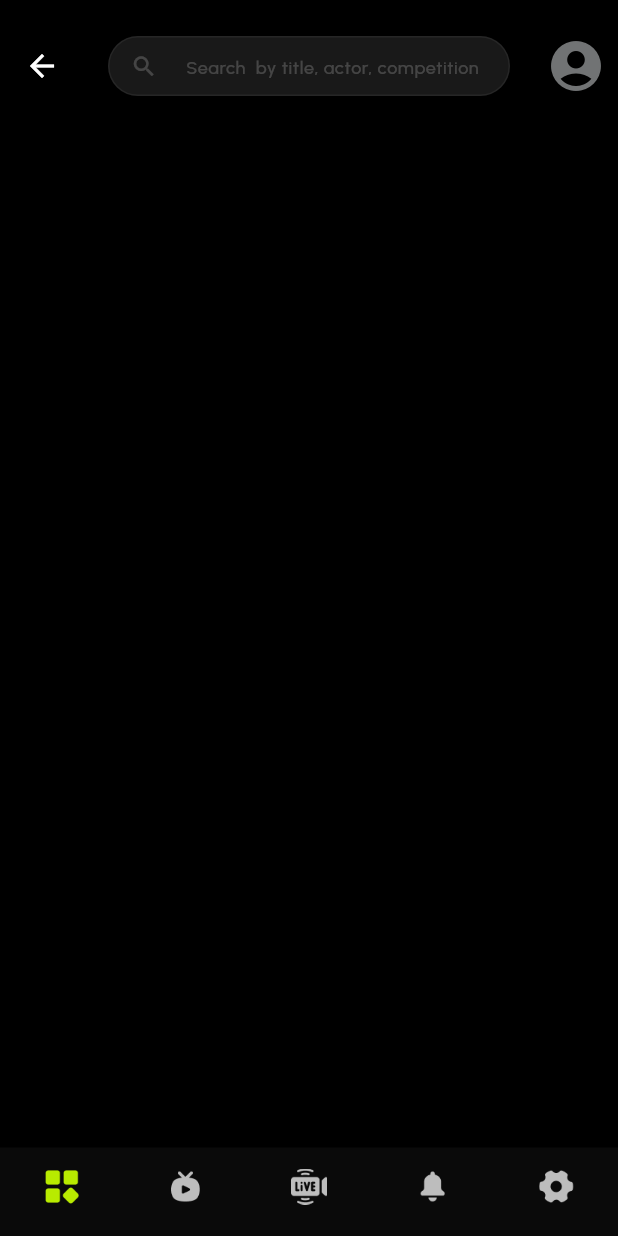
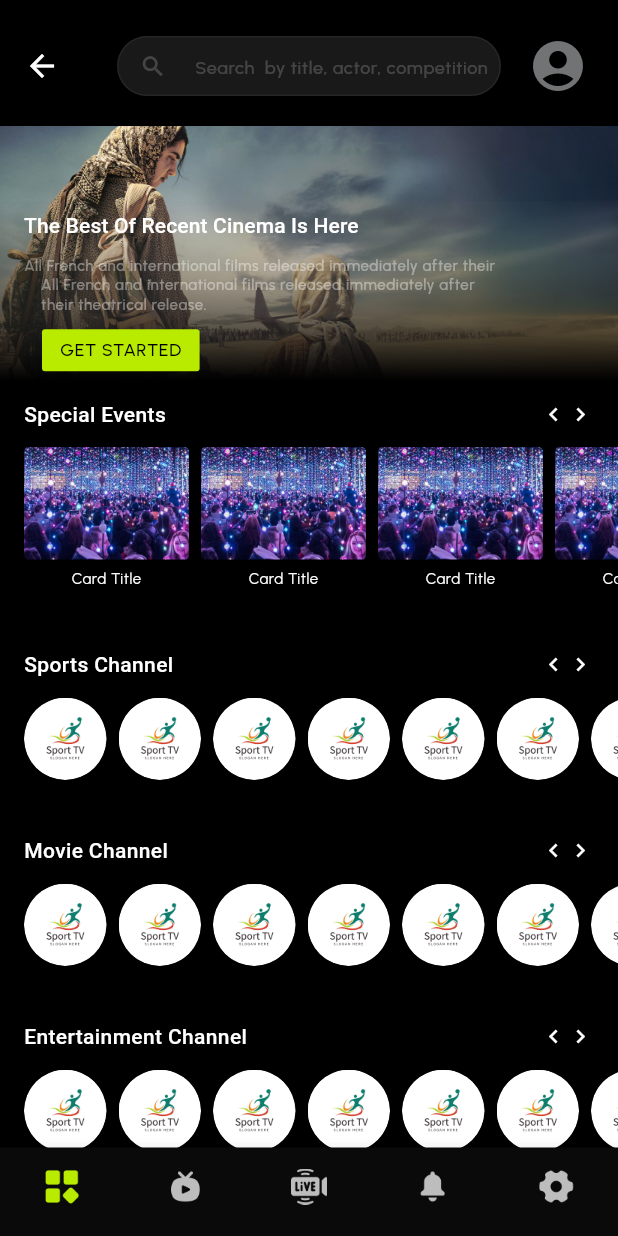
Before and after one commit to salmanbashar1009/malooz, a Flutter app: the ParentScreen screen opened by its route, on a phone screen of 412 x 824 dp. Run offline on Flutter 3.47's test engine with Material 3 defaults, Android fonts, the phone set to English and light mode, and no system bars; our stand-ins replace equatable, flutter_bloc, google_fonts, intl_phone_field, pin_code_fields.

Commit message:
sections added

```diff
--- a/lib/core/constant/app_colors.dart
+++ b/lib/core/constant/app_colors.dart
@@ -23,6 +23,7 @@ class AppColors{
   static const Color white5 = Color.fromRGBO(246, 246, 246, 0.05); /// used for tile
   static const Color white6 = Color.fromRGBO(246, 246, 246, 0.06); /// used for border
   static const Color white20 = Color.fromRGBO(246, 246, 246, 0.2);
+  static const Color gradient5 = Color.fromRGBO(102, 102, 102, 0.05);
 
 
 }
--- a/lib/core/constant/app_images.dart
+++ b/lib/core/constant/app_images.dart
@@ -4,4 +4,9 @@ class AppImages{
 
   /// Onboarding images
   static const String onboardingBg = "assets/images/onboarding/bg.png";
+
+  /// home
+  static const String banner = "assets/images/home/banner.png";
+  static const String event = "assets/images/home/events.png";
+  static const String channel = "assets/images/home/channel.png";
 }
--- a/lib/core/utls/utls.dart
+++ b/lib/core/utls/utls.dart
@@ -89,4 +89,5 @@ class Utils {
       child: Icon(Icons.arrow_back_ios),
     );
   }
+
 }
--- /dev/null
+++ b/lib/features/common_widgets/build_horizontal_list.dart
@@ -0,0 +1,66 @@
+import 'package:flutter/material.dart';
+
+import '../../core/constant/app_colors.dart';
+
+class BuildHorizontalList extends StatelessWidget {
+  const BuildHorizontalList({
+    super.key,
+     this.title,
+    this.width,
+    this.height,
+    this.borderRadius,
+    required this.itemCount,
+    required this.imagePath,
+    this.shape,
+    this.listHeight
+  });
+
+  final String? title;
+  final double? width;
+  final double? height;
+  final double? borderRadius;
+  final int itemCount;
+  final String imagePath;
+  final BoxShape? shape;
+  final double? listHeight;
+
+
+  @override
+  Widget build(BuildContext context) {
+
+    final textTheme = Theme.of(context).textTheme;
+
+    return SizedBox(
+      height: listHeight ?? 100,
+      width: double.infinity,
+      child: ListView.builder(
+        scrollDirection: Axis.horizontal,
+        itemCount: itemCount,
+        itemBuilder: (context, index) {
+          return Padding(
+            padding:  EdgeInsets.only(right: index == 9 ? 16 : 4, left: index == 0 ? 16 : 4),
+            child: Column(
+              children: [
+                Container(
+                  width: height ?? 110,
+                  height: width ?? 75,
+                  decoration: BoxDecoration(
+                      image: DecorationImage(image: AssetImage(imagePath)),
+                      borderRadius: shape != null ? null : BorderRadius.circular(borderRadius ?? 0),
+                      shape: shape ?? BoxShape.rectangle
+                  ),
+                ),
+                const SizedBox(height: 6,),
+                Text(title ?? '',style: textTheme.bodySmall?.copyWith(
+                    fontWeight: FontWeight.w400,
+                    fontSize: 10,
+                    color: AppColors.white
+                ),)
+              ],
+            ),
+          );
+        },
+      ),
+    );
+  }
+}
--- /dev/null
+++ b/lib/features/common_widgets/section_header.dart
@@ -0,0 +1,29 @@
+import 'package:flutter/material.dart';
+import 'package:malooz/core/constant/app_colors.dart';
+import 'package:malooz/core/constant/app_padding.dart';
+
+class SectionHeader extends StatelessWidget {
+  final String title;
+
+  const SectionHeader({super.key, required this.title});
+
+  @override
+  Widget build(BuildContext context) {
+    return Padding(
+      padding: AppPadding.horizontal16,
+      child: Row(mainAxisAlignment: MainAxisAlignment.spaceBetween, children: [
+        Text(
+          title,
+          style: Theme.of(context)
+              .textTheme
+              .bodyMedium
+              ?.copyWith(color: AppColors.white, fontWeight: FontWeight.w500),
+        ),
+        Row(children: const [
+          Icon(Icons.chevron_left, color: AppColors.white, size: 18,),
+          Icon(Icons.chevron_right, color: AppColors.white, size: 18,)
+        ])
+      ]),
+    );
+  }
+}
--- a/lib/features/home/ui/screens/home_screen.dart
+++ b/lib/features/home/ui/screens/home_screen.dart
@@ -1,49 +1,69 @@
-import 'package:flutter/cupertino.dart';
 import 'package:flutter/material.dart';
-
-import '../../../../core/constant/app_colors.dart';
+import 'package:malooz/core/constant/app_colors.dart';
+import 'package:malooz/core/constant/app_images.dart';
+import 'package:malooz/features/common_widgets/section_header.dart';
+import '../../../common_widgets/build_horizontal_list.dart';
+import '../widgets/home_screen_banner.dart';
+import '../widgets/home_screen_header.dart';
 
 class HomeScreen extends StatelessWidget {
   const HomeScreen({super.key});
 
   @override
   Widget build(BuildContext context) {
+    final textTheme = Theme
+        .of(context)
+        .textTheme;
 
-    final textTheme = Theme.of(context).textTheme;
-
-    return Column(
+    return SingleChildScrollView(
+      child: Column(
         children: [
           const SizedBox(
             height: 16,
           ),
-        AppBar(
-          title: SizedBox(height: 40, child: TextFormField(
-            decoration: InputDecoration(
-              contentPadding: const EdgeInsets.only(top: 0),
-              hintText: "Search  by title, actor, competition",
-              hintStyle:  textTheme.bodySmall?.copyWith(color: AppColors.white20),
-              fillColor: AppColors.white10,
-              prefixIcon: const Icon(Icons.search,color: AppColors.white20,size: 18,),
-              focusedBorder: OutlineInputBorder(
-                  borderSide: BorderSide(color: AppColors.white6),
-                 borderRadius: BorderRadius.circular(99)
+          HomeScreenHeader(textTheme: textTheme),
+          const SizedBox(
+            height: 12,
           ),
+          HomeScreenBanner(textTheme: textTheme),
+          const SizedBox(height: 12,),
+          SectionHeader(title: "Special Events"),
+          const SizedBox(height: 12,),
+          BuildHorizontalList(
+            title: 'Card Title', itemCount: 10, imagePath: AppImages.event,),
+          const SizedBox(height: 35,),
+          SectionHeader(title: "Sports Channel"),
+          const SizedBox(height: 12,),
+          BuildHorizontalList(
+            listHeight: 80,
+              itemCount: 10,
+              imagePath: AppImages.channel,
+              shape: BoxShape.circle,
+              width: 55,
+              height: 55 ,),
+          const SizedBox(height: 12,),
+          SectionHeader(title: "Movie Channel"),
+          const SizedBox(height: 12,),
+          BuildHorizontalList(
+            listHeight: 80,
+            itemCount: 10,
+            imagePath: AppImages.channel,
+            shape: BoxShape.circle,
+            width: 55,
+            height: 55 ,),
+          const SizedBox(height: 12,),
+          SectionHeader(title: "Entertainment Channel"),
+          const SizedBox(height: 12,),
+          BuildHorizontalList(
+            listHeight: 80,
+            itemCount: 10,
+            imagePath: AppImages.channel,
+            shape: BoxShape.circle,
+            width: 55,
+            height: 55 ,),
 
-            ),
-          )),
-          centerTitle: true,
-          actions: [
-            IconButton(
-                onPressed: () {},
-                icon: const Icon(
-                  Icons.account_circle,
-                  size: 40,
-                  color: AppColors.grey,
-                ))
         ],
       ),
-        const SizedBox(height: 12,)
-      ],
     );
   }
 }
--- /dev/null
+++ b/lib/features/home/ui/widgets/home_screen_banner.dart
@@ -0,0 +1,67 @@
+import 'package:flutter/material.dart';
+
+import '../../../../core/constant/app_colors.dart';
+import '../../../../core/constant/app_images.dart';
+import '../../../../core/constant/app_padding.dart';
+
+class HomeScreenBanner extends StatelessWidget {
+  const HomeScreenBanner({
+    super.key,
+    required this.textTheme,
+  });
+
+  final TextTheme textTheme;
+
+  @override
+  Widget build(BuildContext context) {
+    return Container(
+      alignment: Alignment.bottomCenter,
+      height: 170,
+      width: double.infinity,
+      decoration: BoxDecoration(
+          image: DecorationImage(
+              image: AssetImage(AppImages.banner), fit: BoxFit.cover)),
+      child: Container(
+        height: 120,
+        padding: AppPadding.horizontal16,
+        width: double.infinity,
+        decoration: BoxDecoration(
+            gradient: LinearGradient(
+                begin: Alignment.topCenter,
+                end: Alignment.bottomCenter,
+                colors: [
+                  AppColors.gradient5,
+                  AppColors.black,
+                ])),
+        child: Column(
+          mainAxisAlignment: MainAxisAlignment.center,
+          crossAxisAlignment: CrossAxisAlignment.start,
+          spacing: 10,
+          children: [
+            Text("The Best Of Recent Cinema Is Here",style: textTheme.titleSmall?.copyWith(
+                fontWeight: FontWeight.w500,
+                fontSize: 14
+            ),),
+            Text('''All French and international films released immediately after their
+    All French and international films released immediately after
+    their theatrical release.''',style: textTheme.bodySmall?.copyWith(
+              fontSize: 10,
+            ),),
+            GestureDetector(
+              onTap: (){},
+              child: Container(
+                margin: const EdgeInsets.only(left: 12),
+                padding: AppPadding.padding(horizontal: 12, vertical: 6),
+                decoration: BoxDecoration(
+                    color: AppColors.primaryColor,
+                    borderRadius: BorderRadius.circular(2)
+                ),
+                child: Text("GET STARTED",style: textTheme.bodySmall?.copyWith(color: AppColors.black),),
+              ),
+            )
+          ],
+        ),
+      ),
+    );
+  }
+}
--- /dev/null
+++ b/lib/features/home/ui/widgets/home_screen_header.dart
@@ -0,0 +1,44 @@
+import 'package:flutter/material.dart';
+
+import '../../../../core/constant/app_colors.dart';
+
+class HomeScreenHeader extends StatelessWidget {
+  const HomeScreenHeader({
+    super.key,
+    required this.textTheme,
+  });
+
+  final TextTheme textTheme;
+
+  @override
+  Widget build(BuildContext context) {
+    return AppBar(
+      title: SizedBox(height: 40, child: TextFormField(
+        decoration: InputDecoration(
+          contentPadding: const EdgeInsets.only(top: 0),
+          hintText: "Search  by title, actor, competition",
+          hintStyle:  textTheme.bodySmall?.copyWith(color: AppColors.white20),
+          fillColor: AppColors.white10,
+          prefixIcon: const Icon(Icons.search,color: AppColors.white20,size: 18,),
+          focusedBorder: OutlineInputBorder(
+              borderSide: BorderSide(color: AppColors.white6),
+              borderRadius: BorderRadius.circular(99)
+          ),
+
+        ),
+      )),
+      centerTitle: true,
+
+      actionsPadding: const EdgeInsets.only(right: 12,),
+      actions: [
+        IconButton(
+            onPressed: () {},
+            icon: const Icon(
+              Icons.account_circle,
+              size: 40,
+              color: AppColors.grey,
+            ))
+      ],
+    );
+  }
+}
--- a/pubspec.yaml
+++ b/pubspec.yaml
@@ -65,6 +65,7 @@ flutter:
   # To add assets to your application, add an assets section, like this:
   assets:
     - assets/images/onboarding/
+    - assets/images/home/
     - assets/icons/onboarding/
     - assets/icons/parent/
     - assets/icons/login/
```
Also changed, not shown: assets/images/home/banner.png (added), assets/images/home/channel.png (added), assets/images/home/events.png (added). Lines whose indentation alone changed are shown as unchanged.
